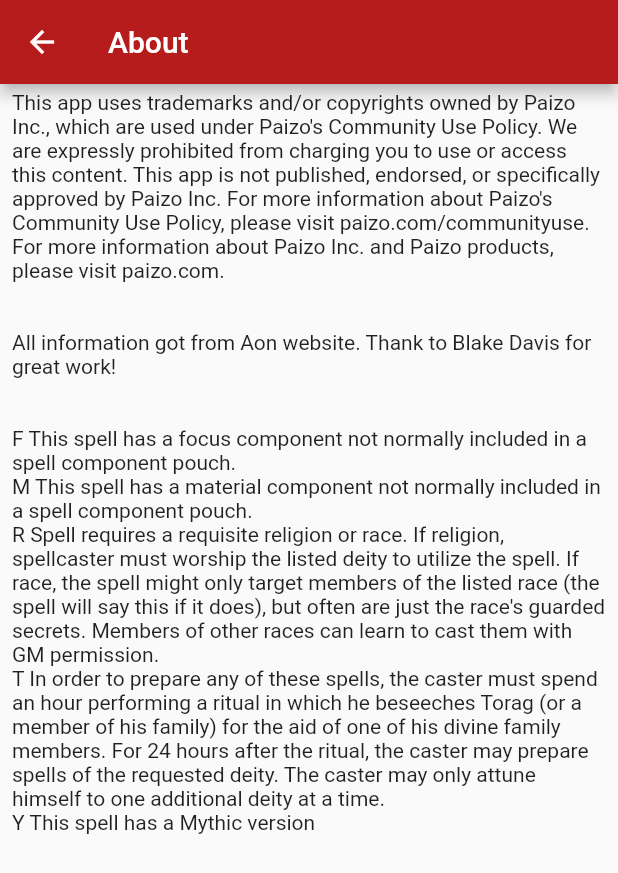
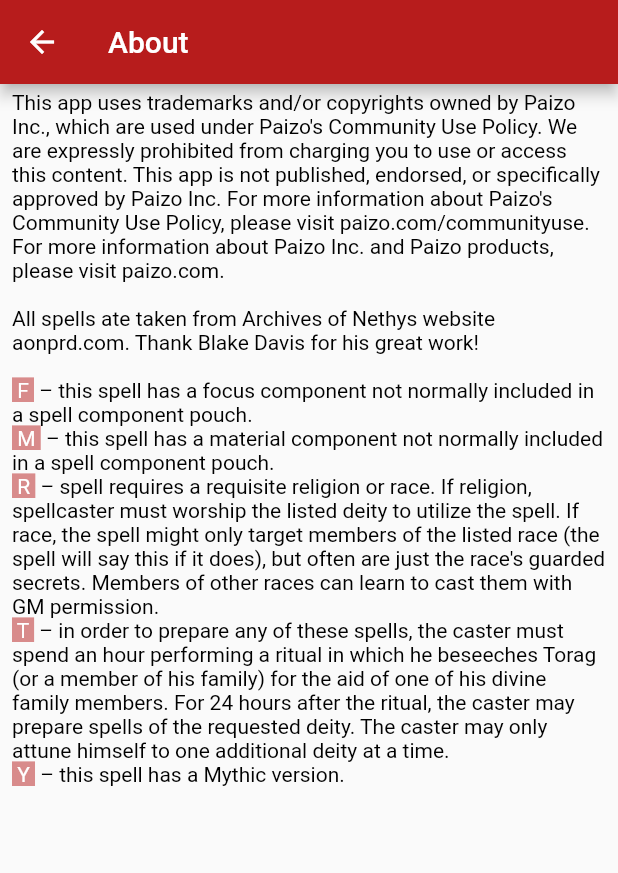
Before and after one commit to mishagordeev/pathspells, a Flutter app: the screen it shows after launch, after a tap on the "help outline" icon, on a phone screen of 412 x 824 dp. Shown: the top 873 px of the screen. Run offline on Flutter 3.47's test engine with Material 2 defaults, Android fonts, the phone set to English and light mode, and no system bars.

```diff
--- a/lib/main.dart
+++ b/lib/main.dart
@@ -126,16 +126,64 @@ class MyApp extends StatelessWidget {
                 "About"
               ),
             ),
-            body: Container(
-              child: ListView(children: [
-                Text("This app uses trademarks and/or copyrights owned by Paizo Inc., which are used under Paizo's Community Use Policy. We are expressly prohibited from charging you to use or access this content. This app is not published, endorsed, or specifically approved by Paizo Inc. For more information about Paizo's Community Use Policy, please visit paizo.com/communityuse. For more information about Paizo Inc. and Paizo products, please visit paizo.com.\n\n"),
-                Text("All information got from Aon website. Thank to Blake Davis for great work!\n\n"),
-                Text("F This spell has a focus component not normally included in a spell component pouch.\nM This spell has a material component not normally included in a spell component pouch.\nR Spell requires a requisite religion or race. If religion, spellcaster must worship the listed deity to utilize the spell. If race, the spell might only target members of the listed race (the spell will say this if it does), but often are just the race's guarded secrets. Members of other races can learn to cast them with GM permission.\nT In order to prepare any of these spells, the caster must spend an hour performing a ritual in which he beseeches Torag (or a member of his family) for the aid of one of his divine family members. For 24 hours after the ritual, the caster may prepare spells of the requested deity. The caster may only attune himself to one additional deity at a time.\nY This spell has a Mythic version")
-              ], padding: EdgeInsets.fromLTRB(8.0, 4.0, 8.0, 8.0))
-            )
+            body: infoView()
           );
         },
       ),
     );
   }
+
+  Widget infoView() {
+    return ListView(
+      children: <Widget>[
+        RichText(text: TextSpan(
+            style: TextStyle(color: Colors.black),
+            children: [
+              TextSpan(
+                text: "This app uses trademarks and/or copyrights owned by Paizo Inc., which are used under Paizo's Community Use Policy. We are expressly prohibited from charging you to use or access this content. This app is not published, endorsed, or specifically approved by Paizo Inc. For more information about Paizo's Community Use Policy, please visit paizo.com/communityuse. For more information about Paizo Inc. and Paizo products, please visit paizo.com.\n\n"
+              ),
+              TextSpan(
+                text: "All spells ate taken from Archives of Nethys website aonprd.com. Thank Blake Davis for his great work!\n\n"
+              ),
+              TextSpan(
+                text: " F ",
+                style: TextStyle(backgroundColor: Colors.red[900].withOpacity(0.5), color: Colors.white),
+              ),
+              TextSpan(
+                  text: " – this spell has a focus component not normally included in a spell component pouch.\n",
+              ),
+              TextSpan(
+                text: " M ",
+                style: TextStyle(backgroundColor: Colors.red[900].withOpacity(0.5), color: Colors.white),
+              ),
+              TextSpan(
+                  text: " – this spell has a material component not normally included in a spell component pouch.\n",
+              ),
+              TextSpan(
+                text: " R ",
+                style: TextStyle(backgroundColor: Colors.red[900].withOpacity(0.5), color: Colors.white),
+              ),
+              TextSpan(
+                  text: " – spell requires a requisite religion or race. If religion, spellcaster must worship the listed deity to utilize the spell. If race, the spell might only target members of the listed race (the spell will say this if it does), but often are just the race's guarded secrets. Members of other races can learn to cast them with GM permission.\n",
+              ),
+              TextSpan(
+                text: " T ",
+                style: TextStyle(backgroundColor: Colors.red[900].withOpacity(0.5), color: Colors.white),
+              ),
+              TextSpan(
+                  text: " – in order to prepare any of these spells, the caster must spend an hour performing a ritual in which he beseeches Torag (or a member of his family) for the aid of one of his divine family members. For 24 hours after the ritual, the caster may prepare spells of the requested deity. The caster may only attune himself to one additional deity at a time.\n",
+              ),
+              TextSpan(
+                text: " Y ",
+                style: TextStyle(backgroundColor: Colors.red[900].withOpacity(0.5), color: Colors.white),
+              ),
+              TextSpan(
+                  text: " – this spell has a Mythic version.",
+              )
+            ]
+        ))
+      ],
+      padding: EdgeInsets.fromLTRB(8.0, 4.0, 8.0, 8.0),
+    );
+  }
 }
```
